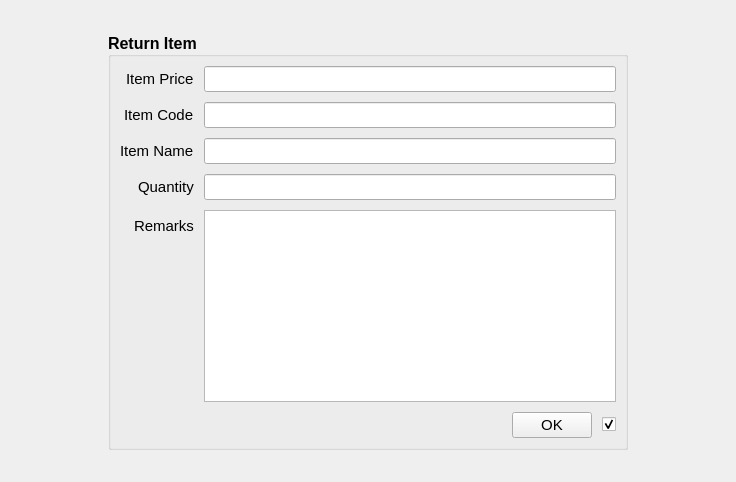
The window that estorecpp/returnitems.ui (Watti/estorecpp) describes before a commit, drawn with Qt 5.
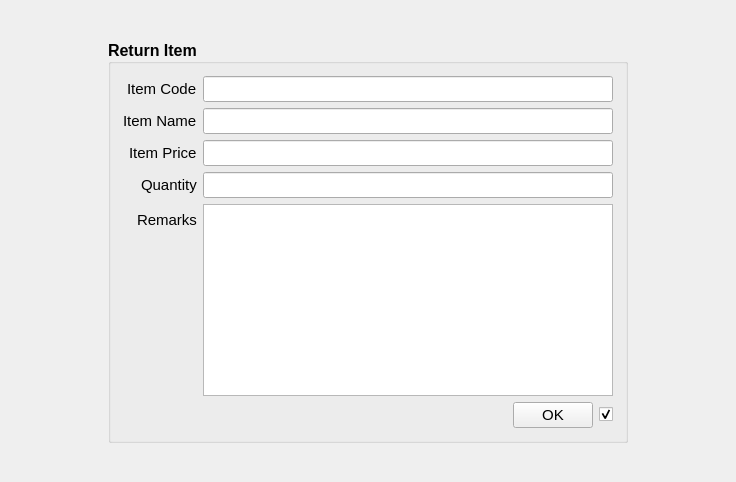
The same window after the commit. Icons and pictures are not drawn.

```diff
--- a/estorecpp/returnitems.ui
+++ b/estorecpp/returnitems.ui
@@ -55,37 +55,24 @@
        <set>Qt::AlignRight|Qt::AlignTrailing|Qt::AlignVCenter</set>
       </property>
       <property name="horizontalSpacing">
-       <number>10</number>
+       <number>6</number>
       </property>
       <property name="verticalSpacing">
-       <number>10</number>
+       <number>6</number>
+      </property>
+      <property name="leftMargin">
+       <number>12</number>
+      </property>
+      <property name="topMargin">
+       <number>12</number>
+      </property>
+      <property name="rightMargin">
+       <number>12</number>
+      </property>
+      <property name="bottomMargin">
+       <number>12</number>
       </property>
       <item row="0" column="0">
-       <widget class="QLabel" name="label_4">
-        <property name="font">
-         <font>
-          <pointsize>11</pointsize>
-          <weight>50</weight>
-          <bold>false</bold>
-         </font>
-        </property>
-        <property name="text">
-         <string>Item Price</string>
-        </property>
-       </widget>
-      </item>
-      <item row="0" column="1">
-       <widget class="QLineEdit" name="itemPrice">
-        <property name="font">
-         <font>
-          <pointsize>11</pointsize>
-          <weight>50</weight>
-          <bold>false</bold>
-         </font>
-        </property>
-       </widget>
-      </item>
-      <item row="1" column="0">
        <widget class="QLabel" name="label_2">
         <property name="font">
          <font>
@@ -99,7 +86,7 @@
         </property>
        </widget>
       </item>
-      <item row="1" column="1">
+      <item row="0" column="1">
        <widget class="QLineEdit" name="itemCode">
         <property name="font">
          <font>
@@ -110,7 +97,7 @@
         </property>
        </widget>
       </item>
-      <item row="2" column="0">
+      <item row="1" column="0">
        <widget class="QLabel" name="label_5">
         <property name="font">
          <font>
@@ -124,7 +111,7 @@
         </property>
        </widget>
       </item>
-      <item row="2" column="1">
+      <item row="1" column="1">
        <widget class="QLineEdit" name="itemName">
         <property name="font">
          <font>
@@ -135,6 +122,31 @@
         </property>
        </widget>
       </item>
+      <item row="2" column="0">
+       <widget class="QLabel" name="label_4">
+        <property name="font">
+         <font>
+          <pointsize>11</pointsize>
+          <weight>50</weight>
+          <bold>false</bold>
+         </font>
+        </property>
+        <property name="text">
+         <string>Item Price</string>
+        </property>
+       </widget>
+      </item>
+      <item row="2" column="1">
+       <widget class="QLineEdit" name="itemPrice">
+        <property name="font">
+         <font>
+          <pointsize>11</pointsize>
+          <weight>50</weight>
+          <bold>false</bold>
+         </font>
+        </property>
+       </widget>
+      </item>
       <item row="3" column="0">
        <widget class="QLabel" name="label_6">
         <property name="font">
```
